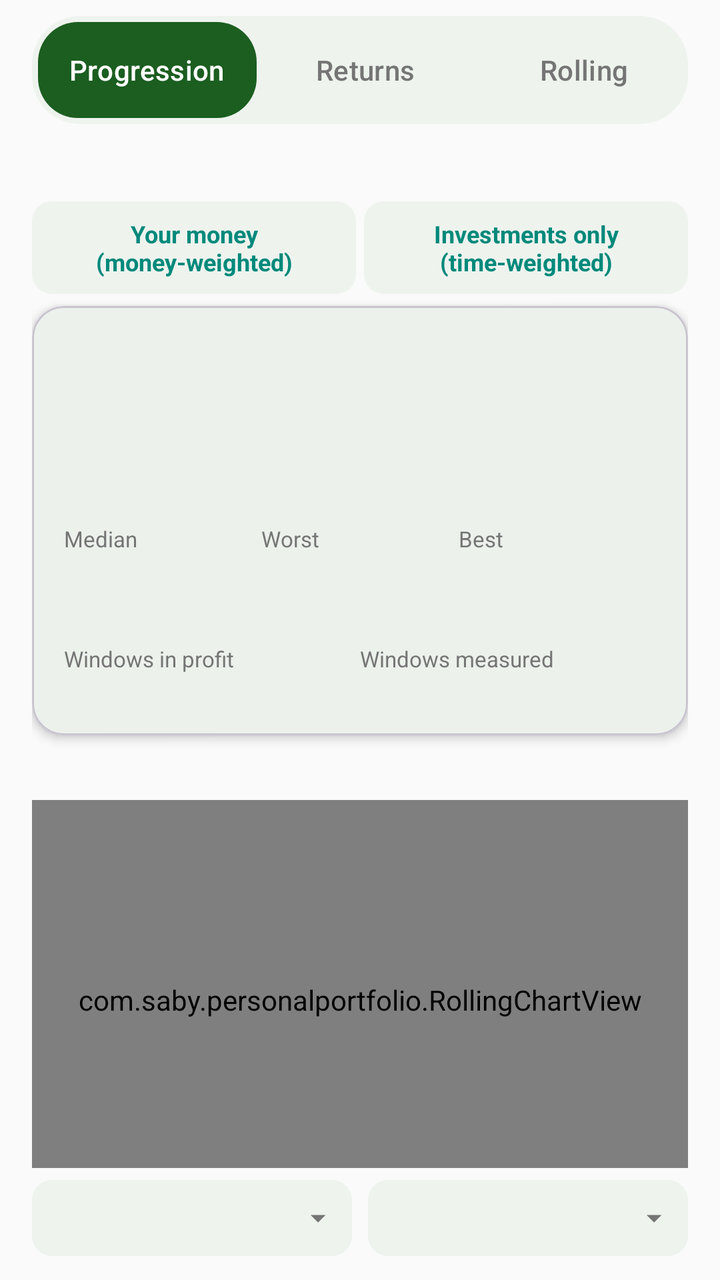
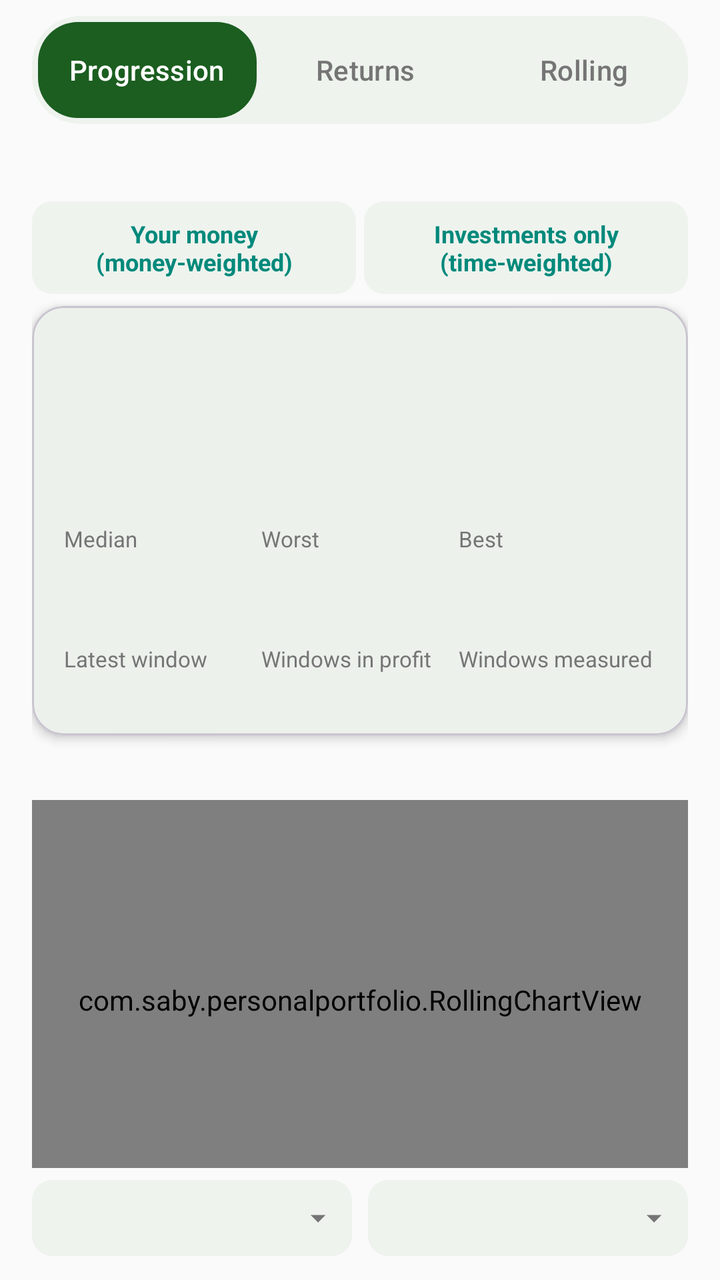

An Android layout rendered at two revisions. The XML below is the earlier revision; the diff shows what the commit changed to produce the second picture.
<!-- AndroidManifest.xml: application theme Theme.PersonalPortfolio -->
<!-- res/layout/activity_rolling.xml -->
<?xml version="1.0" encoding="utf-8"?>
<LinearLayout xmlns:android="http://schemas.android.com/apk/res/android"
    xmlns:app="http://schemas.android.com/apk/res-auto"
    android:layout_width="match_parent"
    android:layout_height="match_parent"
    android:orientation="vertical">

    
    <com.google.android.material.tabs.TabLayout
        android:id="@+id/rollingSectionTabLayout"
        android:layout_width="match_parent"
        android:layout_height="wrap_content"
        android:layout_marginStart="16dp"
        android:layout_marginEnd="16dp"
        android:layout_marginTop="8dp"
        android:background="@drawable/tab_bar_background"
        android:padding="3dp"
        app:tabBackground="@android:color/transparent"
        app:tabIndicator="@drawable/tab_indicator_pill"
        app:tabIndicatorAnimationMode="elastic"
        app:tabIndicatorFullWidth="true"
        app:tabIndicatorGravity="stretch"
        app:tabIndicatorColor="@color/colorPrimary"
        app:tabRippleColor="@null"
        app:tabPaddingTop="1dp"
        app:tabPaddingBottom="1dp"
        app:tabTextColor="@color/colorNeutral"
        app:tabSelectedTextColor="@color/colorOnPrimary"
        app:tabMode="fixed"
        app:tabGravity="fill">

        <com.google.android.material.tabs.TabItem
            android:layout_width="wrap_content"
            android:layout_height="wrap_content"
            android:text="Progression" />

        <com.google.android.material.tabs.TabItem
            android:layout_width="wrap_content"
            android:layout_height="wrap_content"
            android:text="Returns" />

        <com.google.android.material.tabs.TabItem
            android:layout_width="wrap_content"
            android:layout_height="wrap_content"
            android:text="Rolling" />

    </com.google.android.material.tabs.TabLayout>

    <androidx.core.widget.NestedScrollView
        android:layout_width="match_parent"
        android:layout_height="0dp"
        android:layout_weight="1"
        android:fillViewport="true">

        <LinearLayout
            android:layout_width="match_parent"
            android:layout_height="wrap_content"
            android:orientation="vertical"
            android:padding="16dp">

            <TextView
                android:id="@+id/rollingStatusText"
                android:layout_width="match_parent"
                android:layout_height="wrap_content"
                android:textSize="11sp"
                android:textColor="@color/colorNeutral" />

            <LinearLayout
                android:layout_width="match_parent"
                android:layout_height="wrap_content"
                android:layout_marginTop="8dp"
                android:orientation="horizontal">

                <TextView
                    android:id="@+id/rollingModeMoney"
                    style="@style/ActionChip"
                    android:layout_width="0dp"
                    android:layout_weight="1"
                    android:layout_marginEnd="4dp"
                    android:textSize="12sp"
                    android:text="Your money (money-weighted)" />

                <TextView
                    android:id="@+id/rollingModeTime"
                    style="@style/ActionChip"
                    android:layout_width="0dp"
                    android:layout_weight="1"
                    android:textSize="12sp"
                    android:text="Investments only (time-weighted)" />
            </LinearLayout>

            <com.google.android.material.card.MaterialCardView
                android:layout_width="match_parent"
                android:layout_height="wrap_content"
                android:layout_marginTop="6dp"
                app:cardCornerRadius="16dp"
                app:cardElevation="3dp">

                <LinearLayout
                    android:layout_width="match_parent"
                    android:layout_height="wrap_content"
                    android:orientation="vertical"
                    android:paddingStart="16dp"
                    android:paddingEnd="16dp"
                    android:paddingTop="12dp"
                    android:paddingBottom="12dp">

                    <TextView
                        android:id="@+id/rollingTitle"
                        android:layout_width="match_parent"
                        android:layout_height="wrap_content"
                        android:textSize="12sp"
                        android:textStyle="bold"
                        android:textColor="@color/colorNeutral" />

                    <TextView
                        android:id="@+id/rollingLatest"
                        android:layout_width="match_parent"
                        android:layout_height="wrap_content"
                        android:textSize="28sp"
                        android:textStyle="bold" />

                    <TextView
                        android:id="@+id/rollingLatestCaption"
                        android:layout_width="match_parent"
                        android:layout_height="wrap_content"
                        android:textSize="11sp"
                        android:textColor="@color/colorNeutral" />

                    <TextView
                        android:id="@+id/rollingCompare"
                        android:layout_width="match_parent"
                        android:layout_height="wrap_content"
                        android:layout_marginTop="4dp"
                        android:textSize="11sp"
                        android:textColor="@color/colorNeutral" />

                    <LinearLayout
                        android:layout_width="match_parent"
                        android:layout_height="wrap_content"
                        android:layout_marginTop="10dp"
                        android:orientation="horizontal">

                    <LinearLayout
                        android:layout_width="0dp"
                        android:layout_height="wrap_content"
                        android:layout_weight="1"
                        android:orientation="vertical">

                        <TextView
                            android:layout_width="match_parent"
                            android:layout_height="wrap_content"
                            android:text="Median"
                            android:textSize="11sp"
                            android:textColor="@color/colorNeutral" />

                        <TextView
                            android:id="@+id/rollingMedian"
                            android:layout_width="match_parent"
                            android:layout_height="wrap_content"
                            android:textSize="16sp"
                            android:textStyle="bold" />
                    </LinearLayout>

                    <LinearLayout
                        android:layout_width="0dp"
                        android:layout_height="wrap_content"
                        android:layout_weight="1"
                        android:orientation="vertical">

                        <TextView
                            android:layout_width="match_parent"
                            android:layout_height="wrap_content"
                            android:text="Worst"
                            android:textSize="11sp"
                            android:textColor="@color/colorNeutral" />

                        <TextView
                            android:id="@+id/rollingWorst"
                            android:layout_width="match_parent"
                            android:layout_height="wrap_content"
                            android:textSize="16sp"
                            android:textStyle="bold" />
                        <TextView
                            android:id="@+id/rollingWorstDate"
                            android:layout_width="match_parent"
                            android:layout_height="wrap_content"
                            android:textSize="10sp"
                            android:textColor="@color/colorNeutral" />
                    </LinearLayout>

                    <LinearLayout
                        android:layout_width="0dp"
                        android:layout_height="wrap_content"
                        android:layout_weight="1"
                        android:orientation="vertical">

                        <TextView
                            android:layout_width="match_parent"
                            android:layout_height="wrap_content"
                            android:text="Best"
                            android:textSize="11sp"
                            android:textColor="@color/colorNeutral" />

                        <TextView
                            android:id="@+id/rollingBest"
                            android:layout_width="match_parent"
                            android:layout_height="wrap_content"
                            android:textSize="16sp"
                            android:textStyle="bold" />
                        <TextView
                            android:id="@+id/rollingBestDate"
                            android:layout_width="match_parent"
                            android:layout_height="wrap_content"
                            android:textSize="10sp"
                            android:textColor="@color/colorNeutral" />
                    </LinearLayout>

                    </LinearLayout>

                    <LinearLayout
                        android:layout_width="match_parent"
                        android:layout_height="wrap_content"
                        android:layout_marginTop="10dp"
                        android:orientation="horizontal">

                    <LinearLayout
                        android:layout_width="0dp"
                        android:layout_height="wrap_content"
                        android:layout_weight="1"
                        android:orientation="vertical">

                        <TextView
                            android:layout_width="match_parent"
                            android:layout_height="wrap_content"
                            android:text="Windows in profit"
                            android:textSize="11sp"
                            android:textColor="@color/colorNeutral" />

                        <TextView
                            android:id="@+id/rollingPositive"
                            android:layout_width="match_parent"
                            android:layout_height="wrap_content"
                            android:textSize="14sp"
                            android:textStyle="bold" />
                    </LinearLayout>

                    <LinearLayout
                        android:layout_width="0dp"
                        android:layout_height="wrap_content"
                        android:layout_weight="1"
                        android:orientation="vertical">

                        <TextView
                            android:layout_width="match_parent"
                            android:layout_height="wrap_content"
                            android:text="Windows measured"
                            android:textSize="11sp"
                            android:textColor="@color/colorNeutral" />

                        <TextView
                            android:id="@+id/rollingCount"
                            android:layout_width="match_parent"
                            android:layout_height="wrap_content"
                            android:textSize="14sp"
                            android:textStyle="bold" />
                    </LinearLayout>

                    </LinearLayout>

                </LinearLayout>
            </com.google.android.material.card.MaterialCardView>

            <TextView
                android:id="@+id/rollingScrubText"
                android:layout_width="match_parent"
                android:layout_height="wrap_content"
                android:layout_marginTop="12dp"
                android:textSize="12sp"
                android:textStyle="bold" />

            <com.saby.personalportfolio.RollingChartView
                android:id="@+id/rollingChart"
                android:layout_width="match_parent"
                android:layout_height="200dp"
                android:layout_marginTop="4dp" />

            <LinearLayout
                android:layout_width="match_parent"
                android:layout_height="wrap_content"
                android:layout_marginTop="6dp"
                android:orientation="horizontal">

                <TextView
                    android:id="@+id/rollingChip1M"
                    style="@style/ActionChip"
                    android:layout_width="0dp"
                    android:layout_weight="1"
                    android:layout_marginEnd="4dp"
                    android:paddingStart="0dp"
                    android:paddingEnd="0dp"
                    android:textSize="12sp"
                    android:text="1M" />

                <TextView
                    android:id="@+id/rollingChip3M"
                    style="@style/ActionChip"
                    android:layout_width="0dp"
                    android:layout_weight="1"
                    android:layout_marginEnd="4dp"
                    android:paddingStart="0dp"
                    android:paddingEnd="0dp"
                    android:textSize="12sp"
                    android:text="3M" />

                <TextView
                    android:id="@+id/rollingChip6M"
                    style="@style/ActionChip"
                    android:layout_width="0dp"
                    android:layout_weight="1"
                    android:layout_marginEnd="4dp"
                    android:paddingStart="0dp"
                    android:paddingEnd="0dp"
                    android:textSize="12sp"
                    android:text="6M" />

                <TextView
                    android:id="@+id/rollingChip1Y"
                    style="@style/ActionChip"
                    android:layout_width="0dp"
                    android:layout_weight="1"
                    android:layout_marginEnd="4dp"
                    android:paddingStart="0dp"
                    android:paddingEnd="0dp"
                    android:textSize="12sp"
                    android:text="1Y" />

                <TextView
                    android:id="@+id/rollingChip2Y"
                    style="@style/ActionChip"
                    android:layout_width="0dp"
                    android:layout_weight="1"
                    android:layout_marginEnd="4dp"
                    android:paddingStart="0dp"
                    android:paddingEnd="0dp"
                    android:textSize="12sp"
                    android:text="2Y" />

                <TextView
                    android:id="@+id/rollingChipCustom"
                    style="@style/ActionChip"
                    android:layout_width="0dp"
                    android:layout_weight="1.7"
                    android:layout_marginEnd="0dp"
                    android:paddingStart="0dp"
                    android:paddingEnd="0dp"
                    android:textSize="12sp"
                    android:text="Custom" />

            </LinearLayout>

            <TextView
                android:id="@+id/rollingNote"
                android:layout_width="match_parent"
                android:layout_height="wrap_content"
                android:layout_marginTop="12dp"
                android:textSize="11sp"
                android:textColor="@color/colorNeutral" />

        </LinearLayout>

    </androidx.core.widget.NestedScrollView>

    <LinearLayout
        android:layout_width="match_parent"
        android:layout_height="wrap_content"
        android:orientation="horizontal"
        android:paddingStart="16dp"
        android:paddingEnd="16dp"
        android:paddingTop="6dp"
        android:paddingBottom="12dp">

        <TextView
            android:id="@+id/rollingMemberTab"
            style="@style/ProgressionDropdownTab"
            android:layout_width="0dp"
            android:layout_weight="1" />

        <TextView
            android:id="@+id/rollingAxisTab"
            style="@style/ProgressionDropdownTab"
            android:layout_width="0dp"
            android:layout_weight="1"
            android:layout_marginStart="8dp" />

    </LinearLayout>

</LinearLayout>
<!-- resources referenced by this layout -->
<resources>
  <color name="colorNeutral">#757575</color>
  <color name="colorOnPrimary">#FFFFFF</color>
  <color name="colorPrimary">#1B5E20</color>
  <!-- drawable tab_bar_background (drawable) -->
  <?xml version="1.0" encoding="utf-8"?>
  <shape xmlns:android="http://schemas.android.com/apk/res/android"
      android:shape="rectangle">
      <solid android:color="@color/colorSurfaceVariant" />
      <corners android:radius="24dp" />
  </shape>
  <!-- drawable tab_indicator_pill (drawable) -->
  <?xml version="1.0" encoding="utf-8"?>
  <shape xmlns:android="http://schemas.android.com/apk/res/android"
      android:shape="rectangle">
      <solid android:color="@color/colorPrimary" />
      <corners android:radius="20dp" />
  </shape>
  <style name="ActionChip">
          <item name="android:layout_height">wrap_content</item>
          <item name="android:paddingStart">14dp</item>
          <item name="android:paddingEnd">14dp</item>
          <item name="android:paddingTop">8dp</item>
          <item name="android:paddingBottom">8dp</item>
          <item name="android:background">@drawable/dropdown_tab_background</item>
          <item name="android:textSize">13sp</item>
          <item name="android:textStyle">bold</item>
          <item name="android:textColor">@color/colorSecondary</item>
          <item name="android:gravity">center</item>
          <item name="android:clickable">true</item>
          <item name="android:focusable">true</item>
      </style>
  <style name="Theme.PersonalPortfolio" parent="Theme.Material3.DayNight.NoActionBar">
          <item name="colorPrimary">@color/colorPrimary</item>
          <item name="colorPrimaryVariant">@color/colorPrimaryVariant</item>
          <item name="colorOnPrimary">@color/colorOnPrimary</item>
  
          <item name="colorSecondary">@color/colorSecondary</item>
          <item name="colorOnSecondary">@color/colorOnSecondary</item>
  
          <item name="android:colorBackground">@color/colorBackground</item>
          <item name="colorOnBackground">@color/colorOnBackground</item>
  
          <item name="colorSurface">@color/colorSurface</item>
          <item name="colorOnSurface">@color/colorOnSurface</item>
  
          <item name="android:statusBarColor">@color/colorPrimaryVariant</item>
      </style>
  <color name="colorSurfaceVariant">#EEF3EE</color>
  <!-- drawable dropdown_tab_background (drawable) -->
  <?xml version="1.0" encoding="utf-8"?>
  <shape xmlns:android="http://schemas.android.com/apk/res/android"
      android:shape="rectangle">
      <solid android:color="@color/colorSurfaceVariant" />
      <corners android:radius="10dp" />
  </shape>
  <color name="colorSecondary">#00897B</color>
  <color name="colorOnSurface">#1A1A1A</color>
  <!-- drawable ic_dropdown_caret (drawable) -->
  <vector xmlns:android="http://schemas.android.com/apk/res/android"
      android:width="18dp"
      android:height="18dp"
      android:viewportWidth="24"
      android:viewportHeight="24">
      <path
          android:fillColor="#757575"
          android:pathData="M7,10l5,5 5,-5z" />
  </vector>
  <color name="colorPrimaryVariant">#0D3B12</color>
  <color name="colorOnSecondary">#FFFFFF</color>
  <color name="colorBackground">#FAFAFA</color>
  <color name="colorOnBackground">#1A1A1A</color>
  <color name="colorSurface">#FFFFFF</color>
  <!-- unchanged entries left out for length: 1 -->
</resources>

<!-- the commit's change to res/layout/activity_rolling.xml (unified diff, before → after) -->
@@ -233,6 +233,26 @@
                         <TextView
                             android:layout_width="match_parent"
                             android:layout_height="wrap_content"
+                            android:text="Latest window"
+                            android:textSize="11sp"
+                            android:textColor="@color/colorNeutral" />
+
+                        <TextView
+                            android:id="@+id/rollingLatestSmall"
+                            android:layout_width="match_parent"
+                            android:layout_height="wrap_content"
+                            android:textSize="14sp"
+                            android:textStyle="bold" />
+                    </LinearLayout>
+                    <LinearLayout
+                        android:layout_width="0dp"
+                        android:layout_height="wrap_content"
+                        android:layout_weight="1"
+                        android:orientation="vertical">
+
+                        <TextView
+                            android:layout_width="match_parent"
+                            android:layout_height="wrap_content"
                             android:text="Windows in profit"
                             android:textSize="11sp"
                             android:textColor="@color/colorNeutral" />
